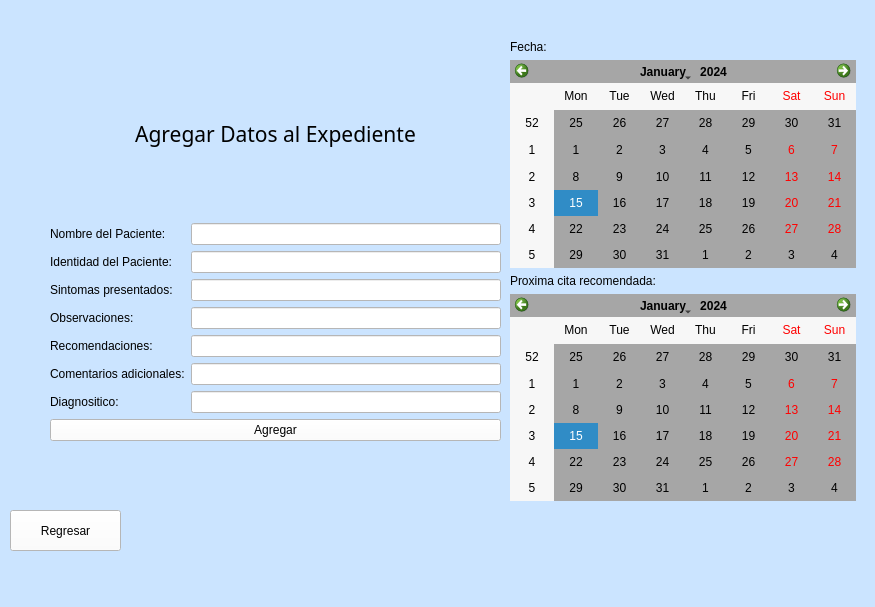
Before: the Qt Designer form App_Medica/mainwindow.ui in alejandra057/App_Medica_Progra3, drawn with Qt 5.
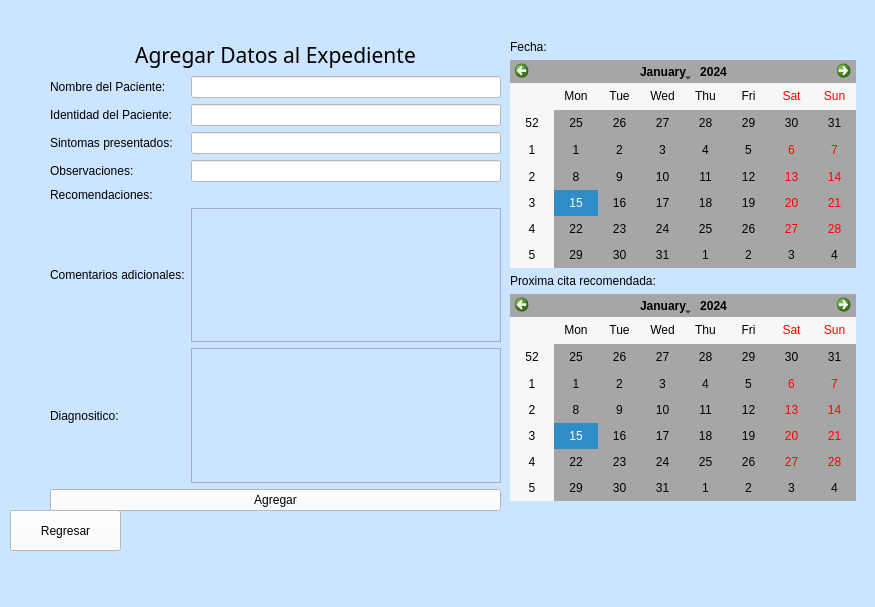
After: the same form once the commit is applied. The open tabs and pages were chosen to show the change.

Patch:
```diff
--- a/App_Medica/mainwindow.ui
+++ b/App_Medica/mainwindow.ui
@@ -1794,9 +1794,9 @@
       <property name="geometry">
        <rect>
         <x>80</x>
-        <y>50</y>
+        <y>40</y>
         <width>451</width>
-        <height>391</height>
+        <height>471</height>
        </rect>
       </property>
       <layout class="QVBoxLayout" name="verticalLayout_11">
@@ -1901,20 +1901,6 @@
            </property>
           </widget>
          </item>
-         <item row="5" column="1">
-          <widget class="QLineEdit" name="AdicionalComents">
-           <property name="styleSheet">
-            <string notr="true">background-color: rgb(255, 255, 255);</string>
-           </property>
-          </widget>
-         </item>
-         <item row="4" column="1">
-          <widget class="QLineEdit" name="RecomendacionesPaci">
-           <property name="styleSheet">
-            <string notr="true">background-color: rgb(255, 255, 255);</string>
-           </property>
-          </widget>
-         </item>
          <item row="1" column="0">
           <widget class="QLabel" name="label_106">
            <property name="styleSheet">
@@ -1938,11 +1924,10 @@
           </widget>
          </item>
          <item row="6" column="1">
-          <widget class="QLineEdit" name="labelDiagnostico">
-           <property name="styleSheet">
-            <string notr="true">background-color: rgb(255, 255, 255);</string>
-           </property>
-          </widget>
+          <widget class="QTextEdit" name="labelDiagnostico"/>
+         </item>
+         <item row="5" column="1">
+          <widget class="QTextEdit" name="AdicionalComents"/>
          </item>
         </layout>
        </item>
```
Left out of the diff: 110 changed lines with no effect on the pictures.
